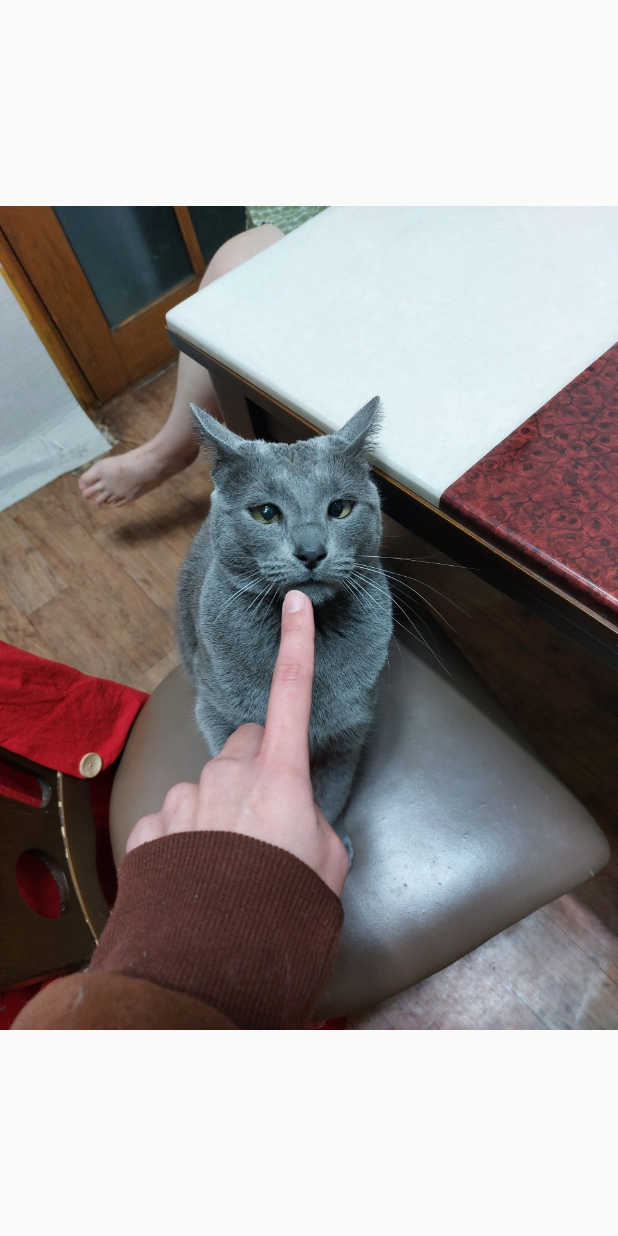
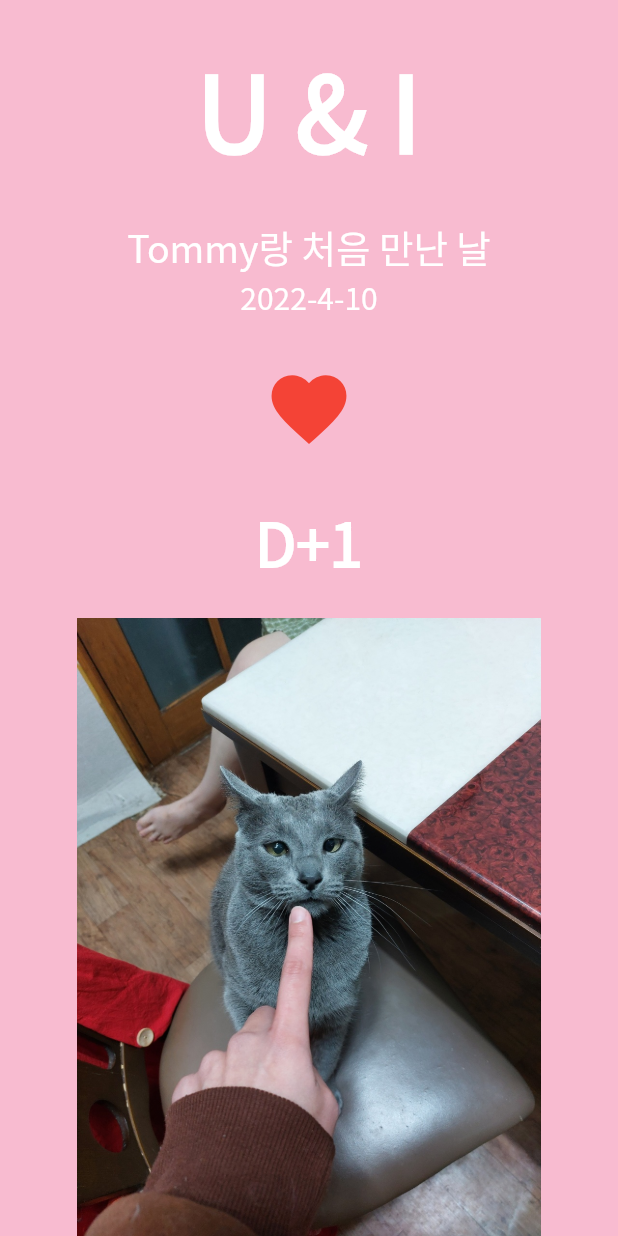
Before and after one commit to songbetter/practiceFlutter, a Flutter app: the screen it shows after launch, on a phone screen of 412 x 824 dp. Run offline on Flutter 3.47's test engine with Material 2 defaults, Android fonts, the phone set to English and light mode, and no system bars.

Commit message:
practice: statefulWidget- DatePicker - assets 추가: font - ThemeData 정의 - CupertinoDatePicker 사용

```diff
--- a/lib/screen/home_screen.dart
+++ b/lib/screen/home_screen.dart
@@ -1,7 +1,5 @@
-import 'dart:async';
-
+import 'package:flutter/cupertino.dart';
 import 'package:flutter/material.dart';
-import 'package:flutter/services.dart';
 
 class HomeScreen extends StatefulWidget {
   const HomeScreen({Key? key}) : super(key: key);
@@ -11,49 +9,95 @@ class HomeScreen extends StatefulWidget {
 }
 
 class _HomeScreenState extends State<HomeScreen> {
-  Timer? timer;
-  PageController controller = PageController(
-    initialPage: 0,
-  );
-
-  @override
-  void initState() {
-    super.initState();
-
-    timer = Timer.periodic(Duration(seconds: 1), (timer) {
-      int currentPage = controller.page!.toInt();
-      int nextPage = currentPage + 1;
-      if (nextPage > 4) {
-        nextPage = 0;
-      }
-
-      controller.animateToPage(nextPage,
-          duration: Duration(milliseconds: 400), curve: Curves.linear);
-    });
-  }
-
-  @override
-  void dispose() {
-    controller.dispose(); // 메모리 누수 방지
-    if (timer != null) {
-      timer!.cancel();
-    }
-    super.dispose();
-  }
+  DateTime selectedDate =
+      DateTime(DateTime.now().year, DateTime.now().month, DateTime.now().day);
 
   @override
   Widget build(BuildContext context) {
-    SystemChrome.setSystemUIOverlayStyle(SystemUiOverlayStyle.dark); // 상태바 색상
     return Scaffold(
-        body: PageView(
-      controller: controller,
-      children: [
-        Image.asset('asset/img/tommy.jpeg', fit: BoxFit.cover),
-        Image.asset('asset/img/tommy.jpeg'),
-        Image.asset('asset/img/tommy.jpeg'),
-        Image.asset('asset/img/tommy.jpeg'),
-        Image.asset('asset/img/tommy.jpeg')
-      ],
-    ));
+        backgroundColor: Colors.pink[100],
+        body: SafeArea(
+            bottom: false,
+            child: Container(
+                width: MediaQuery.of(context).size.width,
+                child: Column(children: [
+                  _TopPart(
+                      selectedDate: selectedDate, onPressed: onHeartPressed),
+                  _BottomPart()
+                ]))));
+  }
+
+  onHeartPressed() {
+    final today = DateTime.now();
+    showCupertinoDialog(
+        context: context,
+        barrierDismissible: true, // CupertinoDialog 바깥 눌렀을 때 닫힘.
+        builder: (BuildContext context) {
+          return Align(
+            alignment: Alignment.bottomCenter,
+            child: Container(
+                color: Colors.white,
+                height: 300.0,
+                child: CupertinoDatePicker(
+                  mode: CupertinoDatePickerMode.date,
+                  initialDateTime: selectedDate,
+                  maximumDate: DateTime(today.year, today.month, today.day),
+                  onDateTimeChanged: (DateTime date) {
+                    setState(() {
+                      selectedDate = date;
+                    });
+                  },
+                )),
+          );
+        });
   }
 }
+
+class _TopPart extends StatelessWidget {
+  final DateTime selectedDate;
+  final VoidCallback onPressed;
+
+  _TopPart({required this.selectedDate, required this.onPressed, Key? key})
+      : super(key: key);
+
+  @override
+  Widget build(BuildContext context) {
+    final theme = Theme.of(context);
+    final today = DateTime.now();
+
+    return Expanded(
+      child: Column(
+        mainAxisAlignment: MainAxisAlignment.spaceEvenly,
+        children: [
+          Text("U & I", style: theme.textTheme.headline1),
+          Column(
+            children: [
+              Text("Tommy랑 처음 만난 날", style: theme.textTheme.headline2),
+              Text(
+                  '${selectedDate.year}-${selectedDate.month}-${selectedDate.day}',
+                  style: theme.textTheme.bodyText1),
+            ],
+          ),
+          IconButton(
+            onPressed: onPressed,
+            icon: Icon(Icons.favorite),
+            color: Colors.red,
+            iconSize: 60.0,
+          ),
+          Text(
+              'D+${DateTime(today.year, today.month, today.day).difference(selectedDate).inDays + 1}',
+              style: theme.textTheme.bodyText2),
+        ],
+      ),
+    );
+  }
+}
+
+class _BottomPart extends StatelessWidget {
+  const _BottomPart({Key? key}) : super(key: key);
+
+  @override
+  Widget build(BuildContext context) {
+    return Expanded(child: Image.asset('asset/img/tommy.jpeg'));
+  }
+}
```
Also changed, not shown: lib/main.dart (+13 -0 lines), pubspec.yaml (+11 -0 lines), 7 other files.
